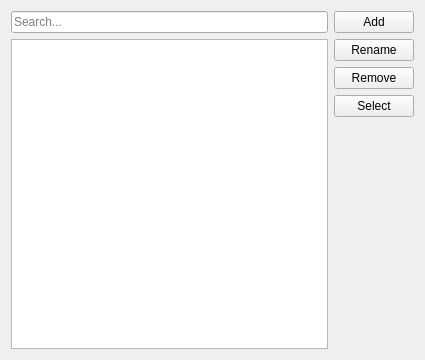
First picture: the form in src/views/ui_files/forms/payee_form.ui, repository JakubFranek/Kapytal, before the edit.
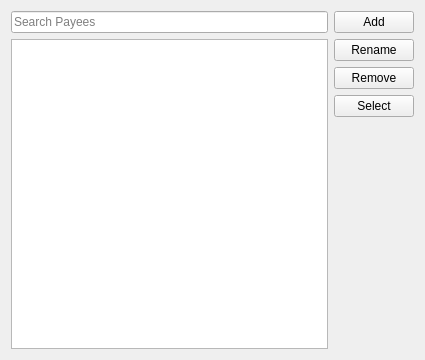
Second picture: the form after the edit.

What changed in the file:
```diff
--- a/src/views/ui_files/forms/payee_form.ui
+++ b/src/views/ui_files/forms/payee_form.ui
@@ -30,7 +30,7 @@
           <string>&lt;html&gt;&lt;head/&gt;&lt;body&gt;&lt;p&gt;Special characters:&lt;br/&gt;* matches zero or more of any characters&lt;br/&gt;? matches any single character&lt;br/&gt;[...] matches any character within square brackets&lt;/p&gt;&lt;/body&gt;&lt;/html&gt;</string>
          </property>
          <property name="placeholderText">
-          <string>Search...</string>
+          <string>Search Payees</string>
          </property>
          <property name="clearButtonEnabled">
           <bool>true</bool>
```
